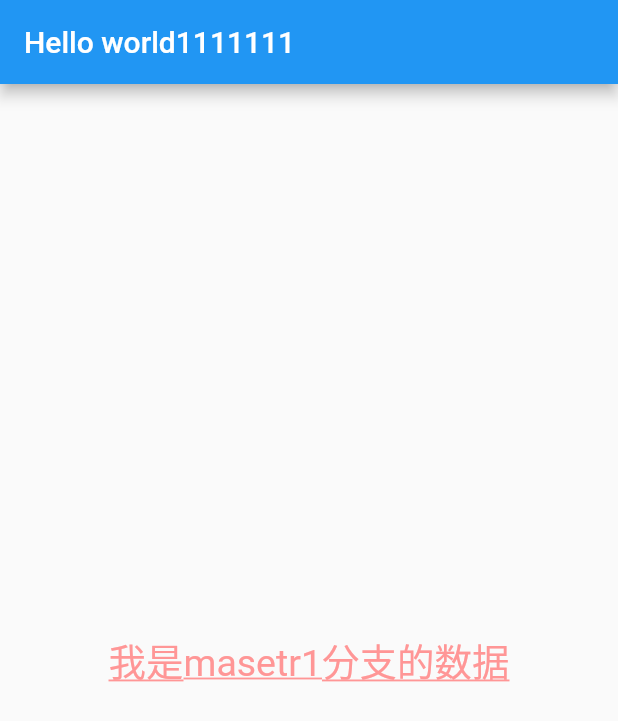
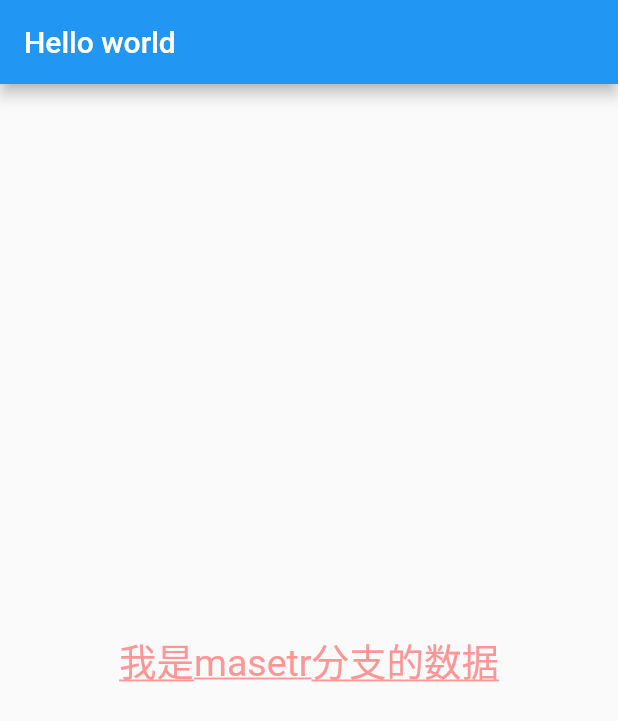
Before and after one commit to zhuzilyy/flutter_app, a Flutter app: the screen it shows after launch, on a phone screen of 412 x 824 dp. Shown: the top 721 px of the screen. Run offline on Flutter 3.47's test engine with Material 2 defaults, Android fonts, the phone set to English and light mode, and no system bars.

```diff
--- a/lib/main.dart
+++ b/lib/main.dart
@@ -11,11 +11,11 @@ class MyApp extends StatelessWidget{
       title: "welcome to flutter",
       home:Scaffold(
         appBar: AppBar(
-          title: Text("Hello world1111111")
+          title: Text("Hello world")
         ),
         body: Center(
           child: Text(
-                  "我是masetr1分支的数据",
+                  "我是masetr分支的数据",
             textAlign: TextAlign.left,
         /*    maxLines: 1,
             overflow: TextOverflow.ellipsis,*/
```
Also changed, not shown: lib/master1.dart (deleted).
